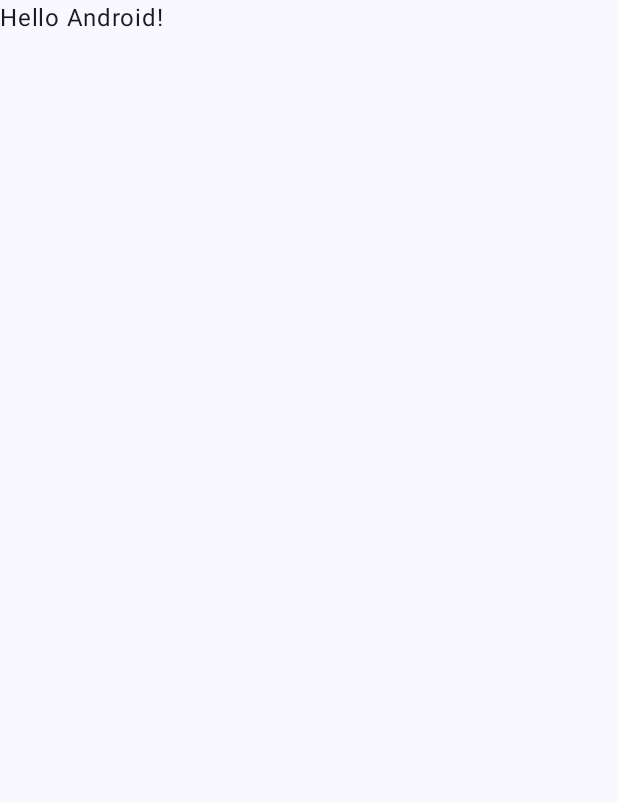
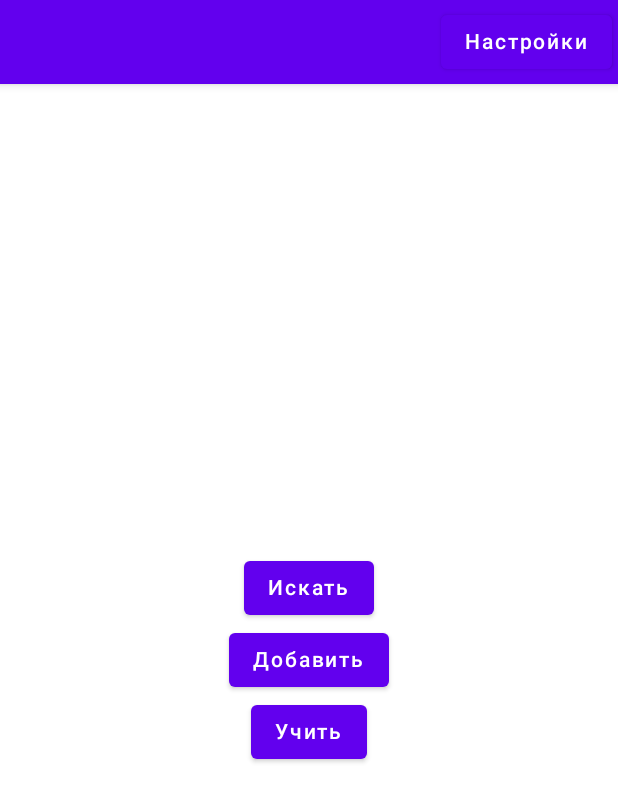
Before and after one commit to John-59/srb-rus, an Android app built with Jetpack Compose: the screen it shows after launch (MainActivity), on a phone screen of 412 x 824 dp. Before the commit the part shown is almost empty. Shown: the top 802 px of the screen. Run offline under Robolectric (Android 15) with nearby library versions, the phone set to English and light mode, and no system bars.

Commit message:
Main Screen

```diff
--- a/app/build.gradle.kts
+++ b/app/build.gradle.kts
@@ -59,6 +59,7 @@ dependencies {
     implementation("androidx.compose.ui:ui-graphics")
     implementation("androidx.compose.ui:ui-tooling-preview")
     implementation("androidx.compose.material3:material3")
+    implementation("androidx.navigation:navigation-compose:2.7.5")
     testImplementation("junit:junit:4.13.2")
     androidTestImplementation("androidx.test.ext:junit:1.1.5")
     androidTestImplementation("androidx.test.espresso:espresso-core:3.5.1")
@@ -66,4 +67,6 @@ dependencies {
     androidTestImplementation("androidx.compose.ui:ui-test-junit4")
     debugImplementation("androidx.compose.ui:ui-tooling")
     debugImplementation("androidx.compose.ui:ui-test-manifest")
+
+    implementation(project(":feature:actions"))
 }
--- a/app/src/main/java/com/trainer/srb/rus/MainActivity.kt
+++ b/app/src/main/java/com/trainer/srb/rus/MainActivity.kt
@@ -3,13 +3,7 @@ package com.trainer.srb.rus
 import android.os.Bundle
 import androidx.activity.ComponentActivity
 import androidx.activity.compose.setContent
-import androidx.compose.foundation.layout.fillMaxSize
-import androidx.compose.material3.MaterialTheme
-import androidx.compose.material3.Surface
-import androidx.compose.material3.Text
-import androidx.compose.runtime.Composable
-import androidx.compose.ui.Modifier
-import androidx.compose.ui.tooling.preview.Preview
+import androidx.navigation.compose.rememberNavController
 import com.trainer.srb.rus.ui.theme.SrbrusTheme
 
 class MainActivity : ComponentActivity() {
@@ -17,30 +11,11 @@ class MainActivity : ComponentActivity() {
         super.onCreate(savedInstanceState)
         setContent {
             SrbrusTheme {
-                // A surface container using the 'background' color from the theme
-                Surface(
-                    modifier = Modifier.fillMaxSize(),
-                    color = MaterialTheme.colorScheme.background
-                ) {
-                    Greeting("Android")
-                }
+                val navController = rememberNavController()
+                MainNavHost(
+                    navController = navController,
+                )
             }
         }
     }
 }
-
-@Composable
-fun Greeting(name: String, modifier: Modifier = Modifier) {
-    Text(
-        text = "Hello $name!",
-        modifier = modifier
-    )
-}
-
-@Preview(showBackground = true)
-@Composable
-fun GreetingPreview() {
-    SrbrusTheme {
-        Greeting("Android")
-    }
-}
--- /dev/null
+++ b/app/src/main/java/com/trainer/srb/rus/MainNavHost.kt
@@ -0,0 +1,22 @@
+package com.trainer.srb.rus
+
+import androidx.compose.runtime.Composable
+import androidx.navigation.NavHostController
+import androidx.navigation.compose.NavHost
+import androidx.navigation.compose.composable
+import com.trainer.srb.rus.feature.actions.ActionsScreen
+import com.trainer.srb.rus.feature.actions.navigation.ActionsDestination
+
+@Composable
+fun MainNavHost(
+    navController: NavHostController,
+) {
+    NavHost(
+        navController = navController,
+        startDestination = ActionsDestination.route
+    ) {
+        composable(ActionsDestination.route) {
+            ActionsScreen()
+        }
+    }
+}
--- a/build.gradle.kts
+++ b/build.gradle.kts
@@ -2,4 +2,5 @@
 plugins {
     id("com.android.application") version "8.2.0" apply false
     id("org.jetbrains.kotlin.android") version "1.9.0" apply false
+    id("com.android.library") version "8.2.0" apply false
 }
--- /dev/null
+++ b/feature/actions/src/main/AndroidManifest.xml
@@ -0,0 +1,4 @@
+<?xml version="1.0" encoding="utf-8"?>
+<manifest>
+
+</manifest>
--- /dev/null
+++ b/feature/actions/src/main/java/com/trainer/srb/rus/feature/actions/ActionsScreen.kt
@@ -0,0 +1,52 @@
+package com.trainer.srb.rus.feature.actions
+
+import androidx.compose.foundation.layout.Arrangement
+import androidx.compose.foundation.layout.Column
+import androidx.compose.foundation.layout.fillMaxSize
+import androidx.compose.foundation.layout.padding
+import androidx.compose.material.Button
+import androidx.compose.material.Scaffold
+import androidx.compose.material.Text
+import androidx.compose.runtime.Composable
+import androidx.compose.ui.Alignment
+import androidx.compose.ui.Modifier
+import androidx.compose.ui.tooling.preview.Preview
+
+@Composable
+fun ActionsScreen() {
+    Scaffold(
+        topBar = {
+            ActionsTopBar()
+        }
+    ) { padding ->
+        Column(
+            modifier = Modifier
+                .padding(padding)
+                .fillMaxSize(),
+            verticalArrangement = Arrangement.Center,
+            horizontalAlignment = Alignment.CenterHorizontally
+        ) {
+            Button(
+                onClick = {}
+            ) {
+                Text("Искать")
+            }
+            Button(
+                onClick = {}
+            ) {
+                Text("Добавить")
+            }
+            Button(
+                onClick = {}
+            ) {
+                Text("Учить")
+            }
+        }
+    }
+}
+
+@Composable
+@Preview(apiLevel = 33)
+fun ActionsScreenPreview() {
+    ActionsScreen()
+}
--- /dev/null
+++ b/feature/actions/src/main/java/com/trainer/srb/rus/feature/actions/ActionsTopBar.kt
@@ -0,0 +1,34 @@
+package com.trainer.srb.rus.feature.actions
+
+import androidx.compose.foundation.layout.fillMaxWidth
+import androidx.compose.material.Button
+import androidx.compose.material.Text
+import androidx.compose.material.TopAppBar
+import androidx.compose.runtime.Composable
+import androidx.compose.ui.Modifier
+import androidx.compose.ui.tooling.preview.Preview
+
+@Composable
+fun ActionsTopBar() {
+    TopAppBar(
+        modifier = Modifier.fillMaxWidth()
+    ){
+        Text(
+            modifier = Modifier.weight(2.0f),
+            text =""
+        )
+        Button(
+            onClick = {}
+        ) {
+            Text(
+                text = "Настройки"
+            )
+        }
+    }
+}
+
+@Composable
+@Preview(apiLevel = 33)
+private fun ActionsTopBarPreview() {
+    ActionsTopBar()
+}
--- /dev/null
+++ b/feature/actions/src/main/java/com/trainer/srb/rus/feature/actions/navigation/ActionsDestination.kt
@@ -0,0 +1,5 @@
+package com.trainer.srb.rus.feature.actions.navigation
+
+object ActionsDestination {
+    const val route = "actions"
+}
--- a/settings.gradle.kts
+++ b/settings.gradle.kts
@@ -15,3 +15,4 @@ dependencyResolutionManagement {
 
 rootProject.name = "srbrus"
 include(":app")
+include(":feature:actions")
```
Also changed, not shown: feature/actions/build.gradle.kts (added, +55 -0 lines), 5 other files.
